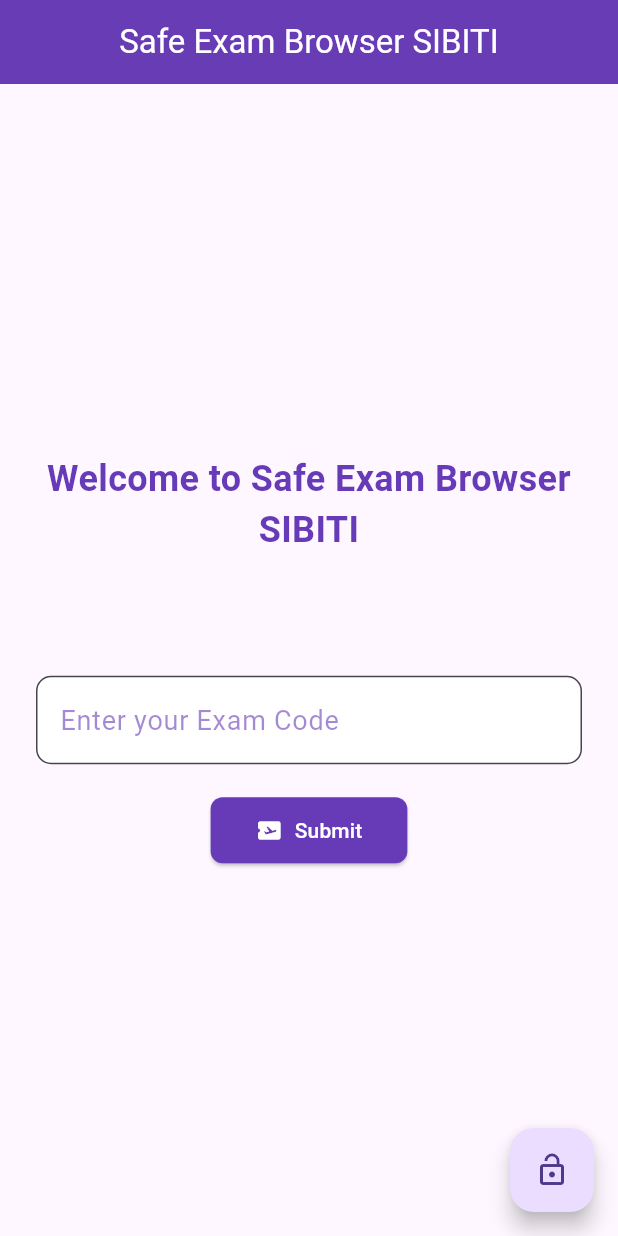
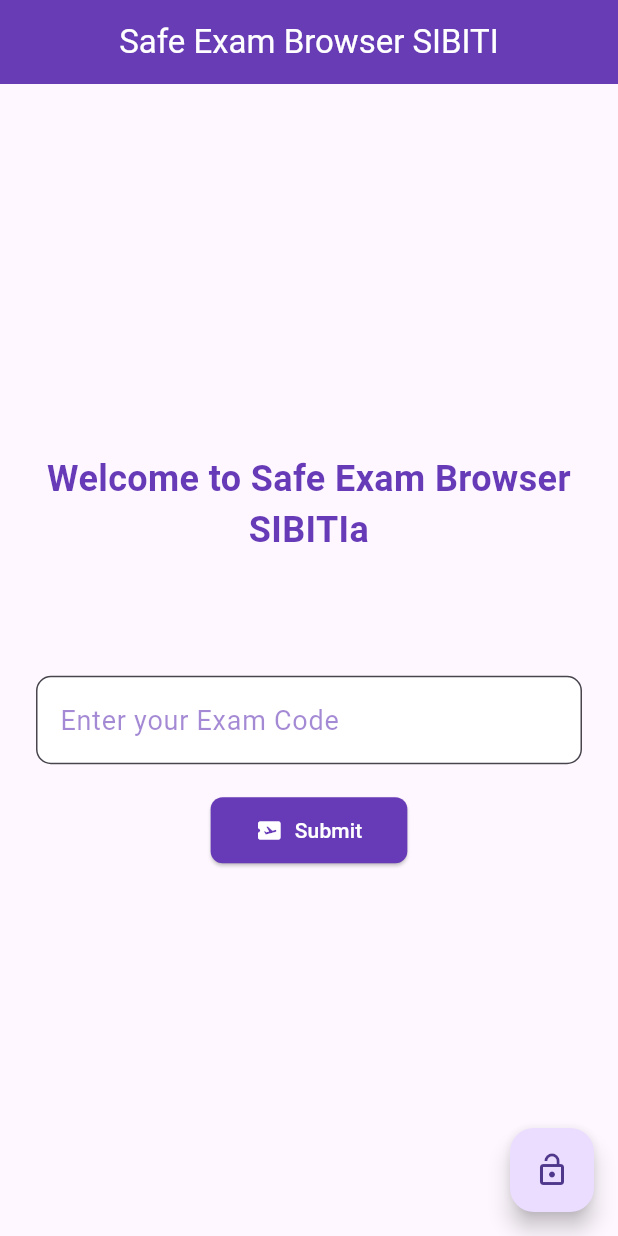
Before and after one commit to Zanakkk/sebisan, a Flutter app: the screen it shows after launch, on a phone screen of 412 x 824 dp. Run offline on Flutter 3.47's test engine with Material 3 defaults, Android fonts, the phone set to English and light mode, and no system bars; our stand-ins replace webview_flutter; missing offline and left inert: webview_windows, window_manager.

Commit message:
commit 16/11

```diff
--- a/lib/HomePage.dart
+++ b/lib/HomePage.dart
@@ -146,7 +146,7 @@
               children: <Widget>[
                 // Title
                 const Text(
-                  'Welcome to Safe Exam Browser SIBITI',
+                  'Welcome to Safe Exam Browser SIBITIa',
                   style: TextStyle(
                     fontSize: 24,
                     fontWeight: FontWeight.bold,
```
